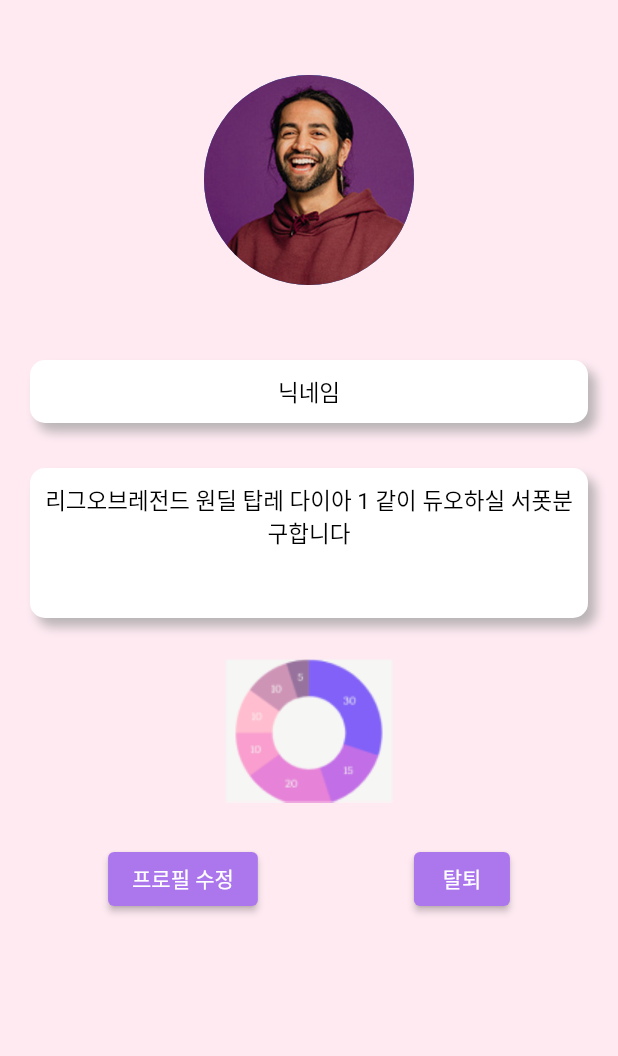
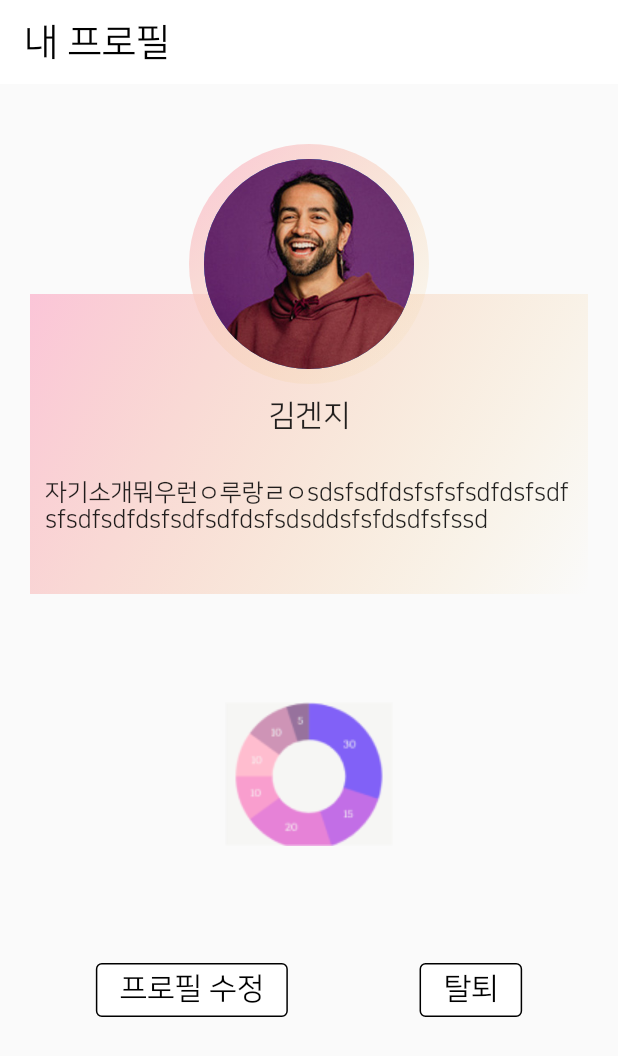
Before and after one commit to BeomyoonHeo/ggamf_front, a Flutter app: the MyProfilePage screen opened directly, on a phone screen of 412 x 824 dp. Shown: the top 1056 px of the screen. Run offline on Flutter 3.47's test engine with Material 2 defaults, Android fonts, the phone set to English and light mode, and no system bars; our stand-ins replace chips_choice, flashy_tab_bar2, flutter_rating_bar, flutter_svg, font_awesome_flutter, google_fonts and 1 more; project files that could hold a hidden picture were left out.

Commit message:
[최영훈]프로필 페이지 디자인 수정
* putget 세팅 완료

* 바텀네비게이터 추가

* mypage 1차완료

* opponent_profile_page 1차완료

* update_profile_page 1차완료

* my_profile_page 2차완료

* opponent_profile_page 2차 완료

* update_my_profile_page 2차 완료

* bottom_navigator 공용컴포넌트 삭제

* my_profile_page 2차완료

* opponent_profile_page 2차완료

* update_my_profile_page 2차완료

* opponent_profile_page 버튼스타일 수정

```diff
--- a/lib/views/pages/profile/my_profile/my_profile_page.dart
+++ b/lib/views/pages/profile/my_profile/my_profile_page.dart
@@ -1,6 +1,7 @@
 import 'package:flutter/material.dart';
 
 import '../../../../core/color.dart';
+import '../update_my_profile/update_my_profile_page.dart';
 
 class MyProfilePage extends StatefulWidget {
   const MyProfilePage({Key? key}) : super(key: key);
@@ -15,27 +16,31 @@ class _MyProfilePageState extends State<MyProfilePage> {
   @override
   Widget build(BuildContext context) {
     return Scaffold(
-      backgroundColor: kPrimaryColor,
+      appBar: _appBar(),
       body: Padding(
         padding: const EdgeInsets.only(left: 20, right: 20),
         child: ListView(
+          padding: EdgeInsets.only(top: 40),
           children: [
-            SizedBox(height: 50),
-            _buildCircleAvatar(),
-            SizedBox(height: 50),
-            _nickName(),
-            SizedBox(height: 30),
-            _introduce(),
+            Stack(
+              alignment: Alignment.topCenter,
+              children: [
+                _profileContext(),
+                _backCircle(),
+                _buildCircleAvatar(),
+              ],
+            ),
+            SizedBox(height: 20),
             Container(
-              height: 150,
+              height: 200,
               child: InkWell(
                 onTap: () async {
-                  await showDialog(
-                      context: context, builder: (_) => _imageDialog());
+                  await showDialog(context: context, builder: (_) => _imageDialog());
                 },
                 child: Image.asset("assets/images/cart1.png"),
               ),
             ),
+            SizedBox(height: 20),
             Row(
               mainAxisAlignment: MainAxisAlignment.spaceAround,
               children: [
@@ -49,8 +54,63 @@ class _MyProfilePageState extends State<MyProfilePage> {
     );
   }
 
+  Widget _backCircle() {
+    return Container(
+      width: 160,
+      height: 160,
+      decoration: BoxDecoration(
+        color: Colors.white,
+        borderRadius: BorderRadius.circular(100),
+        gradient: LinearGradient(
+          begin: Alignment.topLeft,
+          end: Alignment.bottomRight,
+          colors: [
+            Color(0xffFBC5D8),
+            Color.fromARGB(0, 243, 218, 153),
+          ],
+        ),
+      ),
+    );
+  }
+
+  Widget _profileContext() {
+    return Padding(
+      padding: const EdgeInsets.only(top: 100),
+      child: Container(
+        padding: EdgeInsets.all(10),
+        width: double.infinity,
+        height: 200,
+        decoration: BoxDecoration(
+          gradient: LinearGradient(
+            begin: Alignment.topLeft,
+            end: Alignment.bottomRight,
+            colors: [
+              Color(0xffFBC5D8),
+              Color.fromARGB(0, 243, 218, 153),
+            ],
+          ),
+        ),
+        child: Column(
+          children: [
+            SizedBox(height: 60),
+            Text(
+              "김겐지",
+              style: TextStyle(fontFamily: 'NanumSquare', fontSize: 20),
+            ),
+            SizedBox(height: 30),
+            Text(
+              "자기소개뭐우런ㅇ루랑ㄹㅇsdsfsdfdsfsfsfsdfdsfsdfsfsdfsdfdsfsdfsdfdsfsdsddsfsfdsdfsfssd",
+              style: TextStyle(fontFamily: 'NanumSquare', fontSize: 16),
+            ),
+          ],
+        ),
+      ),
+    );
+  }
+
   Widget _buildCircleAvatar() {
-    return Center(
+    return Padding(
+      padding: const EdgeInsets.only(top: 10),
       child: CircleAvatar(
         radius: 70,
         backgroundImage: AssetImage("assets/images/76.jpg"),
@@ -63,66 +123,30 @@ class _MyProfilePageState extends State<MyProfilePage> {
       onPressed: () {},
       child: Text("탈퇴"),
       style: ElevatedButton.styleFrom(
-        backgroundColor: kSecondaryColor,
+        elevation: 0,
+        backgroundColor: Colors.white,
+        textStyle: TextStyle(fontFamily: 'NanumSquare', fontSize: 20),
+        foregroundColor: Colors.black,
+        side: BorderSide(),
       ),
     );
   }
 
   Widget _updataProfile() {
     return ElevatedButton(
-      onPressed: () {},
+      onPressed: () {
+        Navigator.push(
+          context,
+          MaterialPageRoute(builder: (context) => const UpdateMyProfile()),
+        );
+      },
       child: Text("프로필 수정"),
       style: ElevatedButton.styleFrom(
-        backgroundColor: kSecondaryColor,
-      ),
-    );
-  }
-
-  Widget _introduce() {
-    return Container(
-      padding: EdgeInsets.all(10),
-      width: double.infinity,
-      height: 100,
-      decoration: BoxDecoration(
-        boxShadow: [
-          BoxShadow(
-            color: Colors.grey.withOpacity(0.7),
-            blurRadius: 5,
-            spreadRadius: 0,
-            offset: Offset(5, 6),
-          ),
-        ],
-        borderRadius: BorderRadius.circular(10),
-        color: Colors.white,
-      ),
-      child: Text(
-        "리그오브레전드 원딜 탑레 다이아 1 같이 듀오하실 서폿분 구합니다",
-        textAlign: TextAlign.center,
-        style: TextStyle(fontSize: 15, color: Colors.black),
-      ),
-    );
-  }
-
-  Widget _nickName() {
-    return Container(
-      padding: EdgeInsets.all(10),
-      width: double.infinity,
-      decoration: BoxDecoration(
-        boxShadow: [
-          BoxShadow(
-            color: Colors.grey.withOpacity(0.7),
-            blurRadius: 5,
-            spreadRadius: 0,
-            offset: Offset(5, 6),
-          ),
-        ],
-        borderRadius: BorderRadius.circular(10),
-        color: Colors.white,
-      ),
-      child: Text(
-        "닉네임",
-        style: TextStyle(fontSize: 15, color: Colors.black),
-        textAlign: TextAlign.center,
+        elevation: 0,
+        backgroundColor: Colors.white,
+        textStyle: TextStyle(fontFamily: 'NanumSquare', fontSize: 20),
+        foregroundColor: Colors.black,
+        side: BorderSide(),
       ),
     );
   }
@@ -139,3 +163,15 @@ Widget _imageDialog() {
     ),
   );
 }
+
+AppBar _appBar() {
+  return AppBar(
+    automaticallyImplyLeading: false,
+    backgroundColor: Colors.white,
+    title: Text(
+      "내 프로필",
+      style: TextStyle(color: Colors.black, fontFamily: 'NanumSquare', fontSize: 25),
+    ),
+    elevation: 0,
+  );
+}
```
Also changed, not shown: lib/views/pages/profile/opponent_profile/opponent_profile_page.dart (+74 -11 lines), lib/views/pages/profile/update_my_profile/update_my_profile_page.dart (+29 -21 lines), pubspec.yaml (+4 -4 lines).
